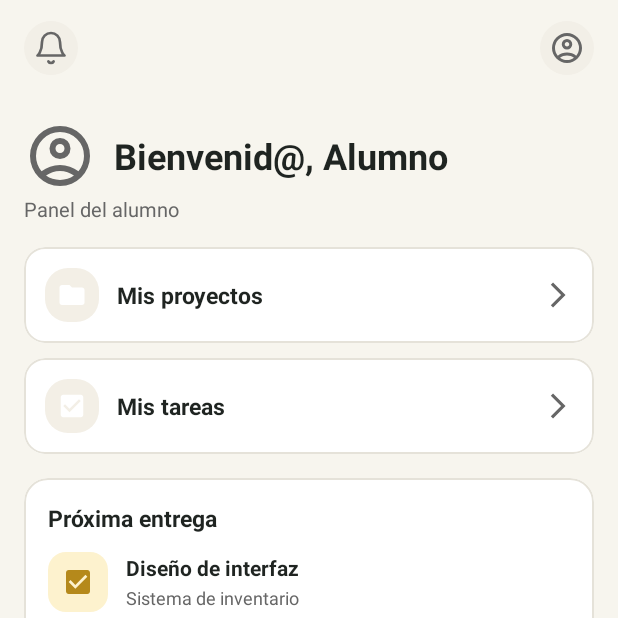
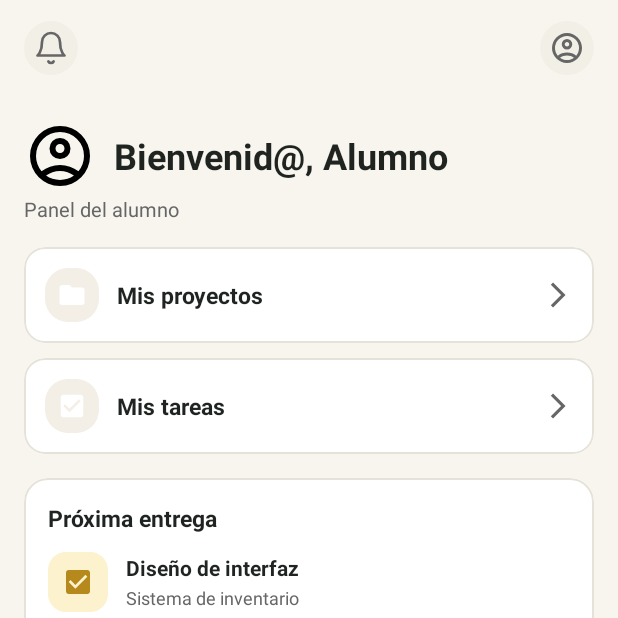
Before and after one commit to bite-aurum/sapiens-Movil, an Android app: the dashboardAlumno screen opened directly, with no data from a screen before it, on a phone screen of 412 x 824 dp, the top half of it. Run offline under Robolectric (Android 15) with nearby library versions, the phone set to English and light mode, and no system bars; pictures from the network do not load.

Commit message:
Eliminación del atributo `tint` en el icono de perfil de los layouts `activity_dashboard_alumno` y `activity_dashboard_docente`.

```diff
--- a/app/src/main/res/layout/activity_dashboard_alumno.xml
+++ b/app/src/main/res/layout/activity_dashboard_alumno.xml
@@ -78,7 +78,6 @@
                     android:layout_width="48dp"
                     android:layout_height="48dp"
                     android:layout_marginEnd="12dp"
-                    app:tint="@color/gris"
                     android:src="@drawable/ic_perfil" />
 
                 <TextView
--- a/app/src/main/res/layout/activity_dashboard_docente.xml
+++ b/app/src/main/res/layout/activity_dashboard_docente.xml
@@ -82,7 +82,6 @@
                     android:layout_width="48dp"
                     android:layout_height="48dp"
                     android:layout_marginEnd="12dp"
-                    app:tint="@color/gris"
                     android:src="@drawable/ic_perfil" />
 
                 <TextView
```
